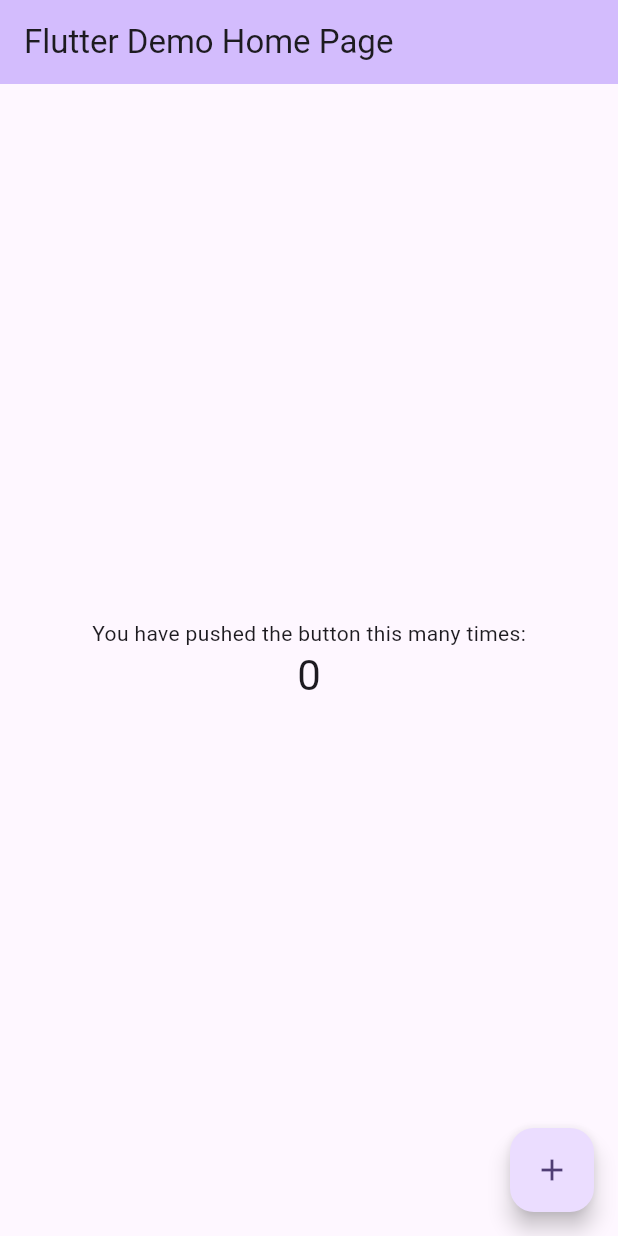
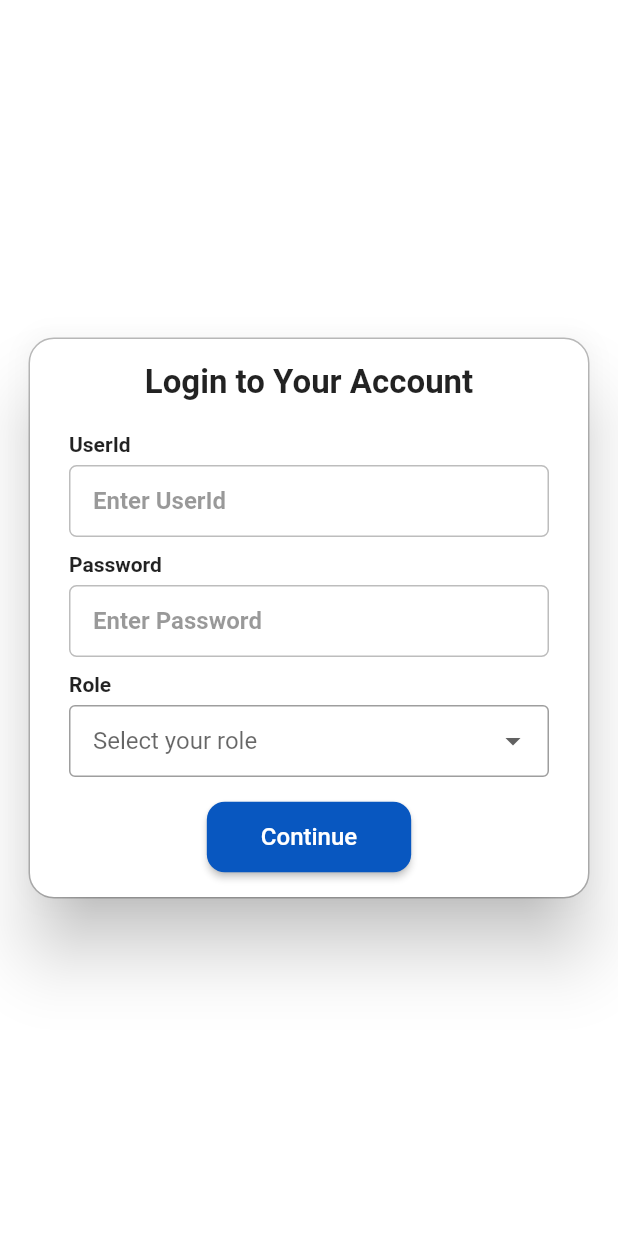
Before and after one commit to ChaitraMAngadi/hospital_mobile_app, a Flutter app: the screen it shows after launch, on a phone screen of 412 x 824 dp. Run offline on Flutter 3.47's test engine with Material 2 defaults, Android fonts, the phone set to English and light mode, and no system bars.

Commit message:
22-08-2025

```diff
--- a/lib/main.dart
+++ b/lib/main.dart
@@ -1,4 +1,5 @@
 import 'package:flutter/material.dart';
+import 'package:hospital_mobile_app/pages/loginPage.dart';
 
 void main() {
   runApp(const MyApp());
@@ -6,120 +7,13 @@ void main() {
 
 class MyApp extends StatelessWidget {
   const MyApp({super.key});
-
-  // This widget is the root of your appli cation.
   @override
   Widget build(BuildContext context) {
     return MaterialApp(
-      title: 'Flutter Demo',
-      theme: ThemeData(
-        // This is the theme of your application.
-        //
-        // TRY THIS: Try running your application with "flutter run". You'll see
-        // the application has a blue toolbar. Then, without quitting the app,
-        // try changing the seedColor in the colorScheme below to Colors.green
-        // and then invoke "hot reload" (save your changes or press the "hot
-        // reload" button in a Flutter-supported IDE, or press "r" if you used
-        // the command line to start the app).
-        //
-        // Notice that the counter didn't reset back to zero; the application
-        // state is not lost during the reload. To reset the state, use hot
-        // restart instead.
-        //
-        // This works for code too, not just values: Most code changes can be
-        // tested with just a hot reload.
-        colorScheme: ColorScheme.fromSeed(seedColor: Colors.deepPurple),
-        useMaterial3: true,
-      ),
-      home: const MyHomePage(title: 'Flutter Demo Home Page'),
+      theme: ThemeData(scaffoldBackgroundColor: Colors.white),
+      title: 'Hospital Management',
+      debugShowCheckedModeBanner: false,
+      home: LoginPage(),
     );
   }
 }
-
-class MyHomePage extends StatefulWidget {
-  const MyHomePage({super.key, required this.title});
-
-  // This widget is the home page of your application. It is stateful, meaning
-  // that it has a State object (defined below) that contains fields that affect
-  // how it looks.
-
-  // This class is the configuration for the state. It holds the values (in this
-  // case the title) provided by the parent (in this case the App widget) and
-  // used by the build method of the State. Fields in a Widget subclass are
-  // always marked "final".
-
-  final String title;
-
-  @override
-  State<MyHomePage> createState() => _MyHomePageState();
-}
-
-class _MyHomePageState extends State<MyHomePage> {
-  int _counter = 0;
-
-  void _incrementCounter() {
-    setState(() {
-      // This call to setState tells the Flutter framework that something has
-      // changed in this State, which causes it to rerun the build method below
-      // so that the display can reflect the updated values. If we changed
-      // _counter without calling setState(), then the build method would not be
-      // called again, and so nothing would appear to happen.
-      _counter++;
-    });
-  }
-
-  @override
-  Widget build(BuildContext context) {
-    // This method is rerun every time setState is called, for instance as done
-    // by the _incrementCounter method above.
-    //
-    // The Flutter framework has been optimized to make rerunning build methods
-    // fast, so that you can just rebuild anything that needs updating rather
-    // than having to individually change instances of widgets.
-    return Scaffold(
-      appBar: AppBar(
-        // TRY THIS: Try changing the color here to a specific color (to
-        // Colors.amber, perhaps?) and trigger a hot reload to see the AppBar
-        // change color while the other colors stay the same.
-        backgroundColor: Theme.of(context).colorScheme.inversePrimary,
-        // Here we take the value from the MyHomePage object that was created by
-        // the App.build method, and use it to set our appbar title.
-        title: Text(widget.title),
-      ),
-      body: Center(
-        // Center is a layout widget. It takes a single child and positions it
-        // in the middle of the parent.
-        child: Column(
-          // Column is also a layout widget. It takes a list of children and
-          // arranges them vertically. By default, it sizes itself to fit its
-          // children horizontally, and tries to be as tall as its parent.
-          //
-          // Column has various properties to control how it sizes itself and
-          // how it positions its children. Here we use mainAxisAlignment to
-          // center the children vertically; the main axis here is the vertical
-          // axis because Columns are vertical (the cross axis would be
-          // horizontal).
-          //
-          // TRY THIS: Invoke "debug painting" (choose the "Toggle Debug Paint"
-          // action in the IDE, or press "p" in the console), to see the
-          // wireframe for each widget.
-          mainAxisAlignment: MainAxisAlignment.center,
-          children: <Widget>[
-            const Text(
-              'You have pushed the button this many times:',
-            ),
-            Text(
-              '$_counter',
-              style: Theme.of(context).textTheme.headlineMedium,
-            ),
-          ],
-        ),
-      ),
-      floatingActionButton: FloatingActionButton(
-        onPressed: _incrementCounter,
-        tooltip: 'Increment',
-        child: const Icon(Icons.add),
-      ), // This trailing comma makes auto-formatting nicer for build methods.
-    );
-  }
-}
--- /dev/null
+++ b/lib/pages/loginPage.dart
@@ -0,0 +1,237 @@
+import 'package:flutter/material.dart';
+import 'package:hospital_mobile_app/pages/adminDashboard.dart';
+import 'package:hospital_mobile_app/pages/doctorDashboard.dart';
+import 'package:hospital_mobile_app/pages/supportingStaffDashboard.dart';
+
+class LoginPage extends StatefulWidget {
+  const LoginPage({super.key});
+
+  @override
+  State<LoginPage> createState() => _LoginPageState();
+}
+
+class _LoginPageState extends State<LoginPage> {
+  final List<String> roles = ['Doctor', 'Admin', 'Supporting Staff'];
+  String? selectedRole;
+
+  final TextEditingController userIdController = TextEditingController();
+  final TextEditingController passwordController = TextEditingController();
+  final loginformkey = GlobalKey<FormState>();
+
+  void _login() {
+    if (selectedRole == null) {
+      ScaffoldMessenger.of(context).showSnackBar(
+        const SnackBar(content: Text("Please select a role")),
+      );
+      return;
+    }
+
+    // Example: Navigate based on role
+    if (selectedRole == "Doctor") {
+      Navigator.pushReplacement(
+        context,
+        MaterialPageRoute(builder: (_) => const DoctorDashboard()),
+      );
+    } else if (selectedRole == "Admin") {
+      Navigator.pushReplacement(
+        context,
+        MaterialPageRoute(builder: (_) => const AdminDashboard()),
+      );
+    } else if (selectedRole == "Supporting Staff") {
+      Navigator.pushReplacement(
+        context,
+        MaterialPageRoute(builder: (_) => const StaffDashboard()),
+      );
+    }
+  }
+
+  @override
+  Widget build(BuildContext context) {
+    return Scaffold(
+      body: Center(
+        child: Padding(
+          padding: const EdgeInsets.all(16),
+          child: Card(
+            color: Colors.white,
+            shape: const RoundedRectangleBorder(
+                borderRadius: BorderRadius.all(Radius.circular(16)),
+                side: BorderSide(
+                    color: Colors.black26,
+                    strokeAlign: BorderSide.strokeAlignOutside)),
+            shadowColor: Colors.black,
+            borderOnForeground: true,
+            elevation: 20,
+            child: SingleChildScrollView(
+              padding: const EdgeInsets.symmetric(horizontal: 26, vertical: 16),
+              child: Form(
+                key: loginformkey,
+                child: Column(
+                  crossAxisAlignment: CrossAxisAlignment.start,
+                  children: [
+                    const Row(
+                      mainAxisAlignment: MainAxisAlignment.center,
+                      children: [
+                        Text(
+                          "Login to Your Account",
+                          style: TextStyle(
+                            fontSize: 22,
+                            fontWeight: FontWeight.bold,
+                          ),
+                        ),
+                      ],
+                    ),
+                    const SizedBox(
+                      height: 20,
+                    ),
+                    const Text(
+                      "UserId",
+                      style: TextStyle(
+                        fontSize: 14,
+                        fontWeight: FontWeight.bold,
+                      ),
+                    ),
+                    const SizedBox(
+                      height: 6,
+                    ),
+                    TextFormField(
+                      controller: userIdController,
+                      decoration: InputDecoration(
+                        focusedBorder: const OutlineInputBorder(
+                          borderRadius: BorderRadius.all(Radius.circular(5)),
+                          borderSide: BorderSide(
+                            color: Colors.grey,
+                          ),
+                        ),
+                        enabledBorder: OutlineInputBorder(
+                          borderRadius:
+                              const BorderRadius.all(Radius.circular(5)),
+                          borderSide: BorderSide(
+                            color: Colors.grey.shade400,
+                          ),
+                        ),
+                        contentPadding: const EdgeInsets.only(
+                            left: 16, top: 14, bottom: 14),
+                        border: OutlineInputBorder(
+                          borderRadius:
+                              const BorderRadius.all(Radius.circular(5)),
+                          borderSide: BorderSide(
+                            color: Colors.grey.shade400,
+                          ),
+                        ),
+                        hintText: 'Enter UserId',
+                        hintStyle: TextStyle(
+                            fontSize: 16,
+                            fontWeight: FontWeight.w600,
+                            color: const Color(0xff333333).withOpacity(0.5)),
+                      ),
+                    ),
+                    const SizedBox(
+                      height: 10,
+                    ),
+                    const Text(
+                      "Password",
+                      style: TextStyle(
+                        fontSize: 14,
+                        fontWeight: FontWeight.bold,
+                      ),
+                    ),
+                    SizedBox(
+                      height: 6,
+                    ),
+                    TextFormField(
+                      controller: passwordController,
+                      decoration: InputDecoration(
+                        focusedBorder: const OutlineInputBorder(
+                          borderRadius: BorderRadius.all(Radius.circular(5)),
+                          borderSide: BorderSide(
+                            color: Colors.grey,
+                          ),
+                        ),
+                        enabledBorder: OutlineInputBorder(
+                          borderRadius:
+                              const BorderRadius.all(Radius.circular(5)),
+                          borderSide: BorderSide(
+                            color: Colors.grey.shade400,
+                          ),
+                        ),
+                        contentPadding: const EdgeInsets.only(
+                            left: 16, top: 14, bottom: 14),
+                        border: OutlineInputBorder(
+                          borderRadius:
+                              const BorderRadius.all(Radius.circular(5)),
+                          borderSide: BorderSide(
+                            color: Colors.grey.shade400,
+                          ),
+                        ),
+                        hintText: 'Enter Password',
+                        hintStyle: TextStyle(
+                            fontSize: 16,
+                            fontWeight: FontWeight.w600,
+                            color: const Color(0xff333333).withOpacity(0.5)),
+                      ),
+                    ),
+                    SizedBox(
+                      height: 10,
+                    ),
+                    const Text(
+                      "Role",
+                      style: TextStyle(
+                        fontSize: 14,
+                        fontWeight: FontWeight.bold,
+                      ),
+                    ),
+                    const SizedBox(height: 6),
+                    DropdownButtonFormField<String>(
+                      decoration: const InputDecoration(
+                        contentPadding:
+                            EdgeInsets.symmetric(horizontal: 16, vertical: 0),
+                        border: OutlineInputBorder(),
+                      ),
+                      hint: const Text('Select your role'),
+                      value: selectedRole,
+                      onChanged: (String? newValue) {
+                        setState(() {
+                          selectedRole = newValue;
+                        });
+                      },
+                      items: roles.map((role) {
+                        return DropdownMenuItem<String>(
+                          value: role,
+                          child: Text(role),
+                        );
+                      }).toList(),
+                    ),
+                    SizedBox(
+                      height: 16,
+                    ),
+                    Row(
+                      mainAxisAlignment: MainAxisAlignment.center,
+                      children: [
+                        ElevatedButton(
+                          onPressed: _login,
+                          style: ElevatedButton.styleFrom(
+                            backgroundColor: Color(0xFF0857C0),
+                            shape: RoundedRectangleBorder(
+                              borderRadius: BorderRadius.circular(12),
+                            ),
+                            padding: EdgeInsets.symmetric(
+                                horizontal: 36, vertical: 14),
+                          ),
+                          child: Text("Continue",
+                              style: TextStyle(
+                                fontSize: 16,
+                                color: Colors.white,
+                              )),
+                        ),
+                      ],
+                    )
+                  ],
+                ),
+              ),
+            ),
+          ),
+        ),
+      ),
+    );
+  }
+}
--- a/pubspec.yaml
+++ b/pubspec.yaml
@@ -35,11 +35,14 @@ dependencies:
   # The following adds the Cupertino Icons font to your application.
   # Use with the CupertinoIcons class for iOS style icons.
   cupertino_icons: ^1.0.2
+  auto_route: ^7.2.0
+
 
 dev_dependencies:
   flutter_test:
     sdk: flutter
-
+  auto_route_generator: ^7.1.1
+  build_runner: ^2.4.4
   # The "flutter_lints" package below contains a set of recommended lints to
   # encourage good coding practices. The lint set provided by the package is
   # activated in the `analysis_options.yaml` file located at the root of your
```
Also changed, not shown: lib/pages/adminDashboard.dart (added, +38 -0 lines), lib/pages/doctorDashboard.dart (added, +36 -0 lines), lib/pages/supportingStaffDashboard.dart (added, +36 -0 lines), lib/pages/homepage.dart (added), pubspec.lock.
